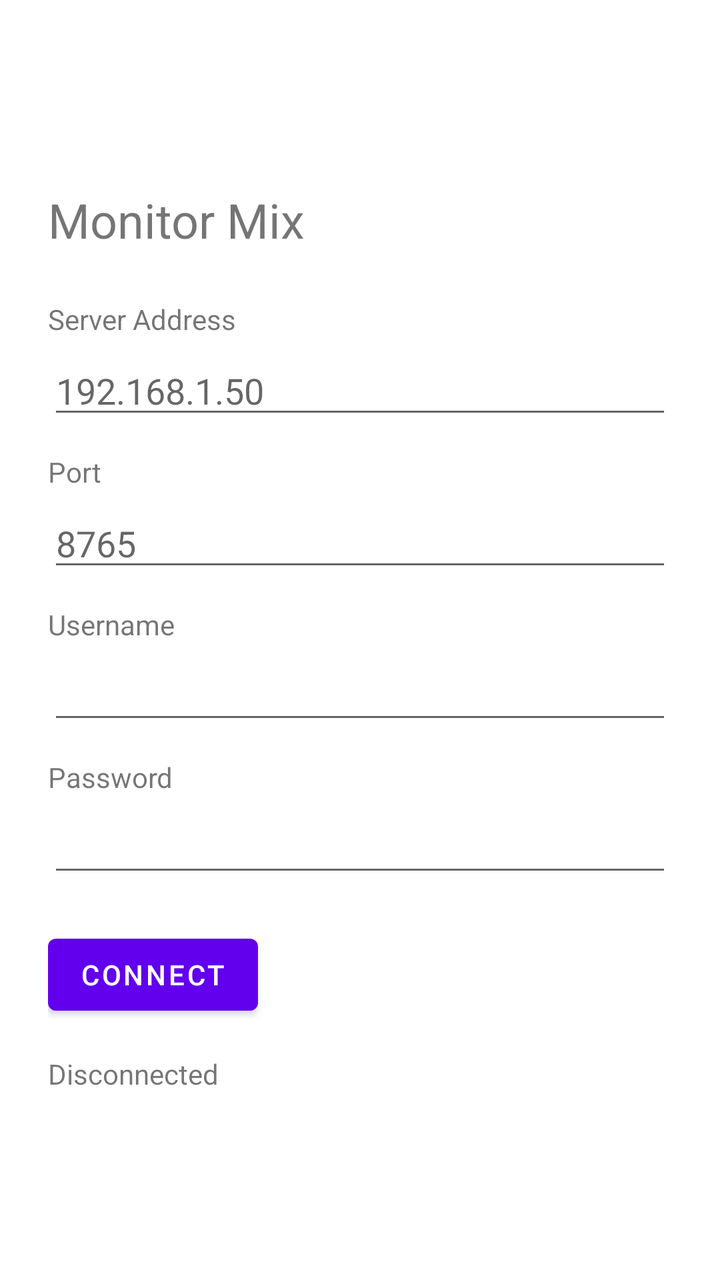
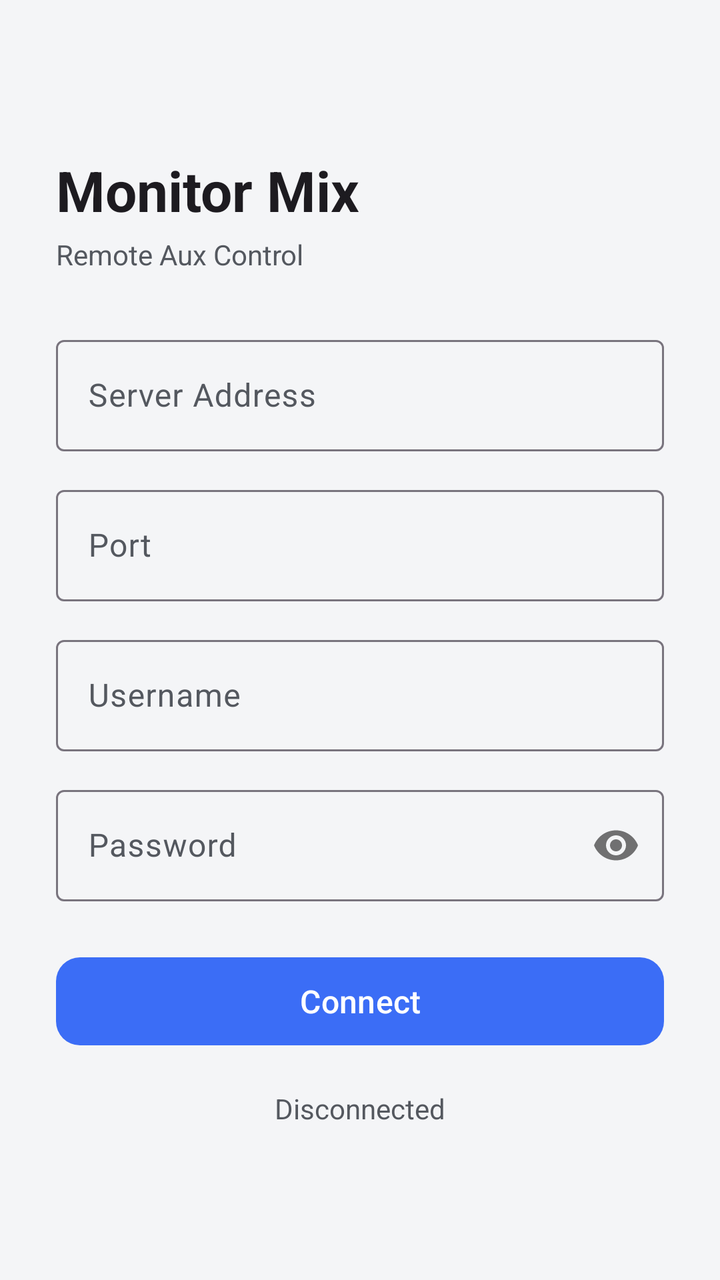

Before-and-after screenshots of an Android layout around one commit, followed by the original layout XML and the change that was made.
<!-- AndroidManifest.xml: application theme Theme.MonitorMix -->
<!-- res/layout/activity_connect.xml -->
<?xml version="1.0" encoding="utf-8"?>
<LinearLayout xmlns:android="http://schemas.android.com/apk/res/android"
    android:layout_width="match_parent"
    android:layout_height="match_parent"
    android:orientation="vertical"
    android:padding="24dp"
    android:gravity="center_vertical">

    <TextView
        android:layout_width="wrap_content"
        android:layout_height="wrap_content"
        android:text="@string/app_name"
        android:textSize="24sp"
        android:layout_marginBottom="24dp" />

    <TextView
        android:layout_width="wrap_content"
        android:layout_height="wrap_content"
        android:text="Server Address"
        android:layout_marginBottom="4dp" />

    <EditText
        android:id="@+id/host_input"
        android:layout_width="match_parent"
        android:layout_height="wrap_content"
        android:hint="192.168.1.50"
        android:inputType="textNoSuggestions"
        android:layout_marginBottom="12dp" />

    <TextView
        android:layout_width="wrap_content"
        android:layout_height="wrap_content"
        android:text="Port"
        android:layout_marginBottom="4dp" />

    <EditText
        android:id="@+id/port_input"
        android:layout_width="match_parent"
        android:layout_height="wrap_content"
        android:hint="8765"
        android:inputType="number"
        android:layout_marginBottom="12dp" />

    <TextView
        android:layout_width="wrap_content"
        android:layout_height="wrap_content"
        android:text="Username"
        android:layout_marginBottom="4dp" />

    <EditText
        android:id="@+id/username_input"
        android:layout_width="match_parent"
        android:layout_height="wrap_content"
        android:inputType="textNoSuggestions"
        android:layout_marginBottom="12dp" />

    <TextView
        android:layout_width="wrap_content"
        android:layout_height="wrap_content"
        android:text="Password"
        android:layout_marginBottom="4dp" />

    <EditText
        android:id="@+id/password_input"
        android:layout_width="match_parent"
        android:layout_height="wrap_content"
        android:inputType="textPassword"
        android:layout_marginBottom="20dp" />

    <Button
        android:id="@+id/connect_button"
        android:layout_width="wrap_content"
        android:layout_height="wrap_content"
        android:text="Connect" />

    <TextView
        android:id="@+id/status_label"
        android:layout_width="wrap_content"
        android:layout_height="wrap_content"
        android:layout_marginTop="16dp"
        android:text="Disconnected" />

</LinearLayout>
<!-- resources referenced by this layout -->
<resources>
  <string name="app_name">Monitor Mix</string>
  <style name="Theme.MonitorMix" parent="Theme.MaterialComponents.DayNight.NoActionBar" />
</resources>

<!-- the commit's change to res/layout/activity_connect.xml (unified diff, before → after) -->
@@ -1,83 +1,112 @@
 <?xml version="1.0" encoding="utf-8"?>
-<LinearLayout xmlns:android="http://schemas.android.com/apk/res/android"
+<ScrollView xmlns:android="http://schemas.android.com/apk/res/android"
+    xmlns:app="http://schemas.android.com/apk/res-auto"
     android:layout_width="match_parent"
     android:layout_height="match_parent"
-    android:orientation="vertical"
-    android:padding="24dp"
-    android:gravity="center_vertical">
+    android:fillViewport="true">
 
-    <TextView
-        android:layout_width="wrap_content"
-        android:layout_height="wrap_content"
-        android:text="@string/app_name"
-        android:textSize="24sp"
-        android:layout_marginBottom="24dp" />
-
-    <TextView
-        android:layout_width="wrap_content"
-        android:layout_height="wrap_content"
-        android:text="Server Address"
-        android:layout_marginBottom="4dp" />
-
-    <EditText
-        android:id="@+id/host_input"
+    <LinearLayout
         android:layout_width="match_parent"
         android:layout_height="wrap_content"
-        android:hint="192.168.1.50"
-        android:inputType="textNoSuggestions"
-        android:layout_marginBottom="12dp" />
+        android:orientation="vertical"
+        android:padding="28dp"
+        android:gravity="center_vertical">
 
-    <TextView
-        android:layout_width="wrap_content"
-        android:layout_height="wrap_content"
-        android:text="Port"
-        android:layout_marginBottom="4dp" />
+        <TextView
+            android:layout_width="wrap_content"
+            android:layout_height="wrap_content"
+            android:text="@string/app_name"
+            android:textSize="28sp"
+            android:textStyle="bold"
+            android:textColor="?attr/colorOnBackground"
+            android:layout_marginBottom="4dp" />
 
-    <EditText
-        android:id="@+id/port_input"
-        android:layout_width="match_parent"
-        android:layout_height="wrap_content"
-        android:hint="8765"
-        android:inputType="number"
-        android:layout_marginBottom="12dp" />
+        <TextView
+            android:layout_width="wrap_content"
+            android:layout_height="wrap_content"
+            android:text="Remote Aux Control"
+            android:textSize="14sp"
+            android:textColor="?attr/colorOnSurfaceVariant"
+            android:layout_marginBottom="28dp" />
 
-    <TextView
-        android:layout_width="wrap_content"
-        android:layout_height="wrap_content"
-        android:text="Username"
-        android:layout_marginBottom="4dp" />
+        <com.google.android.material.textfield.TextInputLayout
+            style="@style/Widget.Material3.TextInputLayout.OutlinedBox"
+            android:layout_width="match_parent"
+            android:layout_height="wrap_content"
+            android:hint="Server Address"
+            android:layout_marginBottom="14dp">
 
-    <EditText
-        android:id="@+id/username_input"
-        android:layout_width="match_parent"
-        android:layout_height="wrap_content"
-        android:inputType="textNoSuggestions"
-        android:layout_marginBottom="12dp" />
+            <com.google.android.material.textfield.TextInputEditText
+                android:id="@+id/host_input"
+                android:layout_width="match_parent"
+                android:layout_height="wrap_content"
+                android:inputType="textNoSuggestions" />
 
-    <TextView
-        android:layout_width="wrap_content"
-        android:layout_height="wrap_content"
-        android:text="Password"
-        android:layout_marginBottom="4dp" />
+        </com.google.android.material.textfield.TextInputLayout>
 
-    <EditText
-        android:id="@+id/password_input"
-        android:layout_width="match_parent"
-        android:layout_height="wrap_content"
-        android:inputType="textPassword"
-        android:layout_marginBottom="20dp" />
+        <com.google.android.material.textfield.TextInputLayout
+            style="@style/Widget.Material3.TextInputLayout.OutlinedBox"
+            android:layout_width="match_parent"
+            android:layout_height="wrap_content"
+            android:hint="Port"
+            android:layout_marginBottom="14dp">
 
-    <Button
-        android:id="@+id/connect_button"
-        android:layout_width="wrap_content"
-        android:layout_height="wrap_content"
-        android:text="Connect" />
+            <com.google.android.material.textfield.TextInputEditText
+                android:id="@+id/port_input"
+                android:layout_width="match_parent"
+                android:layout_height="wrap_content"
+                android:inputType="number" />
 
-    <TextView
-        android:id="@+id/status_label"
-        android:layout_width="wrap_content"
-        android:layout_height="wrap_content"
-        android:layout_marginTop="16dp"
-        android:text="Disconnected" />
+        </com.google.android.material.textfield.TextInputLayout>
 
-</LinearLayout>
+        <com.google.android.material.textfield.TextInputLayout
+            style="@style/Widget.Material3.TextInputLayout.OutlinedBox"
+            android:layout_width="match_parent"
+            android:layout_height="wrap_content"
+            android:hint="Username"
+            android:layout_marginBottom="14dp">
+
+            <com.google.android.material.textfield.TextInputEditText
+                android:id="@+id/username_input"
+                android:layout_width="match_parent"
+                android:layout_height="wrap_content"
+                android:inputType="textNoSuggestions" />
+
+        </com.google.android.material.textfield.TextInputLayout>
+
+        <com.google.android.material.textfield.TextInputLayout
+            style="@style/Widget.Material3.TextInputLayout.OutlinedBox"
+            android:layout_width="match_parent"
+            android:layout_height="wrap_content"
+            android:hint="Password"
+            app:passwordToggleEnabled="true"
+            android:layout_marginBottom="24dp">
+
+            <com.google.android.material.textfield.TextInputEditText
+                android:id="@+id/password_input"
+                android:layout_width="match_parent"
+                android:layout_height="wrap_content"
+                android:inputType="textPassword" />
+
+        </com.google.android.material.textfield.TextInputLayout>
+
+        <com.google.android.material.button.MaterialButton
+            android:id="@+id/connect_button"
+            android:layout_width="match_parent"
+            android:layout_height="52dp"
+            android:text="Connect"
+            android:textSize="16sp"
+            app:cornerRadius="12dp" />
+
+        <TextView
+            android:id="@+id/status_label"
+            android:layout_width="wrap_content"
+            android:layout_height="wrap_content"
+            android:layout_gravity="center_horizontal"
+            android:layout_marginTop="18dp"
+            android:textColor="?attr/colorOnSurfaceVariant"
+            android:text="Disconnected" />
+
+    </LinearLayout>
+
+</ScrollView>
<!-- resource entries referenced after the edit -->
@@ -1,6 +1,27 @@
 <!-- resources referenced by this layout -->
 <resources>
   <string name="app_name">Monitor Mix</string>
-  <style name="Theme.MonitorMix" parent="Theme.MaterialComponents.DayNight.NoActionBar" />
+  <style name="Theme.MonitorMix" parent="Theme.Material3.DayNight.NoActionBar">
+          <item name="colorPrimary">@color/primary</item>
+          <item name="colorOnPrimary">@color/on_primary</item>
+          <item name="colorSecondary">@color/secondary</item>
+          <item name="colorOnSecondary">@color/on_secondary</item>
+          <item name="android:colorBackground">@color/background</item>
+          <item name="colorSurface">@color/surface</item>
+          <item name="colorOnSurface">@color/on_surface</item>
+          <item name="colorSurfaceVariant">@color/surface_variant</item>
+          <item name="colorOnSurfaceVariant">@color/on_surface_variant</item>
+          <item name="colorError">@color/mute_active</item>
+      </style>
+  <color name="primary">#3B6DF6</color>
+  <color name="on_primary">#FFFFFF</color>
+  <color name="secondary">#1FAA6B</color>
+  <color name="on_secondary">#FFFFFF</color>
+  <color name="background">#F4F5F7</color>
+  <color name="surface">#FFFFFF</color>
+  <color name="on_surface">#1B1D22</color>
+  <color name="surface_variant">#E7E9EE</color>
+  <color name="on_surface_variant">#54585F</color>
+  <color name="mute_active">#E5473F</color>
 </resources>
 
